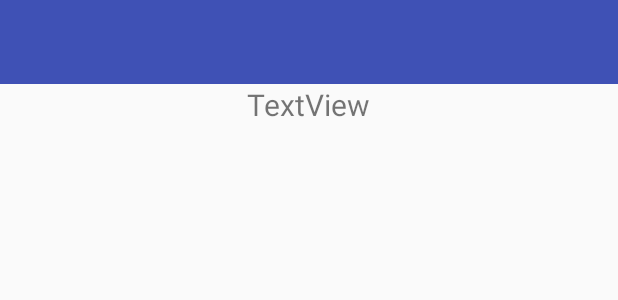
After one commit to nehadalvi/TEDRadioHourPodcast, an Android app: the layout activity_play.xml on its own in the app's theme, with its tools: preview values and no code run, on a phone screen of 412 x 824 dp. The commit adds this screen. Shown: the top 300 px of the screen. Run offline under Robolectric (Android 15) with nearby library versions, the phone set to English and light mode, and no system bars.

Commit message:
Audio play

```diff
--- a/app/src/main/AndroidManifest.xml
+++ b/app/src/main/AndroidManifest.xml
@@ -1,9 +1,8 @@
 <?xml version="1.0" encoding="utf-8"?>
 <manifest xmlns:android="http://schemas.android.com/apk/res/android"
     package="com.mad.tedradiohourpodcast">
-    <uses-permission android:name="android.permission.INTERNET">
 
-    </uses-permission>
+    <uses-permission android:name="android.permission.INTERNET"></uses-permission>
 
     <application
         android:allowBackup="true"
@@ -18,6 +17,7 @@
                 <category android:name="android.intent.category.LAUNCHER" />
             </intent-filter>
         </activity>
+        <activity android:name=".PlayActivity"></activity>
     </application>
 
 </manifest>
--- a/app/src/main/java/com/mad/tedradiohourpodcast/Itunes.java
+++ b/app/src/main/java/com/mad/tedradiohourpodcast/Itunes.java
@@ -1,10 +1,12 @@
 package com.mad.tedradiohourpodcast;
+
+import java.io.Serializable;
 
 /**
  * Created by neha5 on 09-03-2017.
  */
 
-public class Itunes {
+public class Itunes implements Serializable {
     String title, description, pubDate, imgUrl, duration, mp3Url;
 
     public String getTitle() {
--- a/app/src/main/java/com/mad/tedradiohourpodcast/MainActivity.java
+++ b/app/src/main/java/com/mad/tedradiohourpodcast/MainActivity.java
@@ -10,6 +10,7 @@ import android.util.Log;
 import android.view.Menu;
 import android.view.MenuInflater;
 import android.view.MenuItem;
+import android.view.View;
 import android.widget.Button;
 import android.widget.LinearLayout;
 import android.widget.MediaController;
--- a/app/src/main/res/layout/activity_main.xml
+++ b/app/src/main/res/layout/activity_main.xml
@@ -23,9 +23,12 @@
         android:layout_width="match_parent"
         android:layout_height="440dp"
         android:scrollbars="vertical"
-    android:id="@+id/list_recycler_view">
+        android:id="@+id/list_recycler_view"
+        android:clickable="true"
+        android:longClickable="true">
 
     </android.support.v7.widget.RecyclerView>
+
     <ImageButton
         android:layout_width="wrap_content"
         android:layout_height="wrap_content"
--- /dev/null
+++ b/app/src/main/res/layout/activity_play.xml
@@ -0,0 +1,48 @@
+<?xml version="1.0" encoding="utf-8"?>
+<LinearLayout xmlns:android="http://schemas.android.com/apk/res/android"
+    xmlns:tools="http://schemas.android.com/tools"
+    android:id="@+id/activity_play"
+    android:layout_width="match_parent"
+    android:layout_height="match_parent"
+    tools:context="com.mad.tedradiohourpodcast.PlayActivity"
+    android:orientation="vertical">
+
+    <android.support.v7.widget.Toolbar
+        android:layout_width="match_parent"
+        android:layout_height="wrap_content"
+        android:background="?attr/colorPrimary"
+        android:theme="?attr/actionBarTheme"
+        android:minHeight="?attr/actionBarSize"
+        android:id="@+id/toolbar2" />
+
+    <TextView
+        android:text="TextView"
+        android:layout_width="wrap_content"
+        android:layout_height="wrap_content"
+        android:id="@+id/tv_title"
+        android:textSize="20dp"
+        android:layout_gravity="center"/>
+
+    <ImageView
+        android:layout_width="match_parent"
+        android:layout_height="200dp"
+        android:id="@+id/imageView" />
+
+    <TextView
+        android:layout_width="match_parent"
+        android:layout_height="wrap_content"
+        android:id="@+id/tv_description"
+        android:textSize="15dp"/>
+
+    <TextView
+        android:layout_width="match_parent"
+        android:layout_height="wrap_content"
+        android:id="@+id/tv_date"
+        android:textSize="15dp"/>
+
+    <TextView
+        android:layout_width="match_parent"
+        android:layout_height="wrap_content"
+        android:id="@+id/tv_duration"
+        android:textSize="15dp"/>
+</LinearLayout>
--- a/app/src/main/res/layout/grid_layout.xml
+++ b/app/src/main/res/layout/grid_layout.xml
@@ -9,6 +9,7 @@
         android:layout_height="100dp"
         android:id="@+id/iv_image_grid"/>
 
+
     <TextView
         android:layout_width="match_parent"
         android:layout_height="wrap_content"
```
Also changed, not shown: app/src/main/java/com/mad/tedradiohourpodcast/GridAdapter.java (+12 -0 lines), app/src/main/java/com/mad/tedradiohourpodcast/ListAdapter.java (+14 -5 lines), app/src/main/java/com/mad/tedradiohourpodcast/PlayActivity.java (added, +30 -0 lines). Lines whose indentation alone changed are shown as unchanged.
